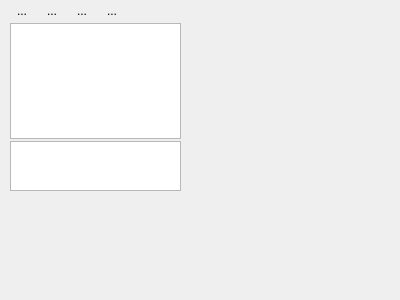
Qt form AnnoTool/src/uiStuff/forms/AnnoDataWidget.ui (basileios-anastasatos/AnnoTool) before a commit.
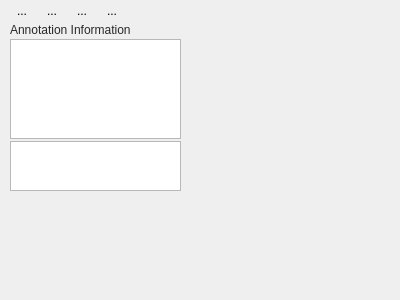
The same form after that commit. Icons and pictures are not drawn.

Patch:
```diff
--- a/AnnoTool/src/uiStuff/forms/AnnoDataWidget.ui
+++ b/AnnoTool/src/uiStuff/forms/AnnoDataWidget.ui
@@ -96,6 +96,25 @@
         </item>
        </layout>
       </item>
+      <item>
+       <widget class="QLabel" name="lbInfo">
+        <property name="styleSheet">
+         <string notr="true">color: rgb(40, 40, 40);</string>
+        </property>
+        <property name="text">
+         <string>Annotation Information</string>
+        </property>
+        <property name="wordWrap">
+         <bool>true</bool>
+        </property>
+        <property name="margin">
+         <number>2</number>
+        </property>
+        <property name="textInteractionFlags">
+         <set>Qt::NoTextInteraction</set>
+        </property>
+       </widget>
+      </item>
       <item>
        <widget class="QTreeView" name="trAttributes">
         <property name="rootIsDecorated">
```
